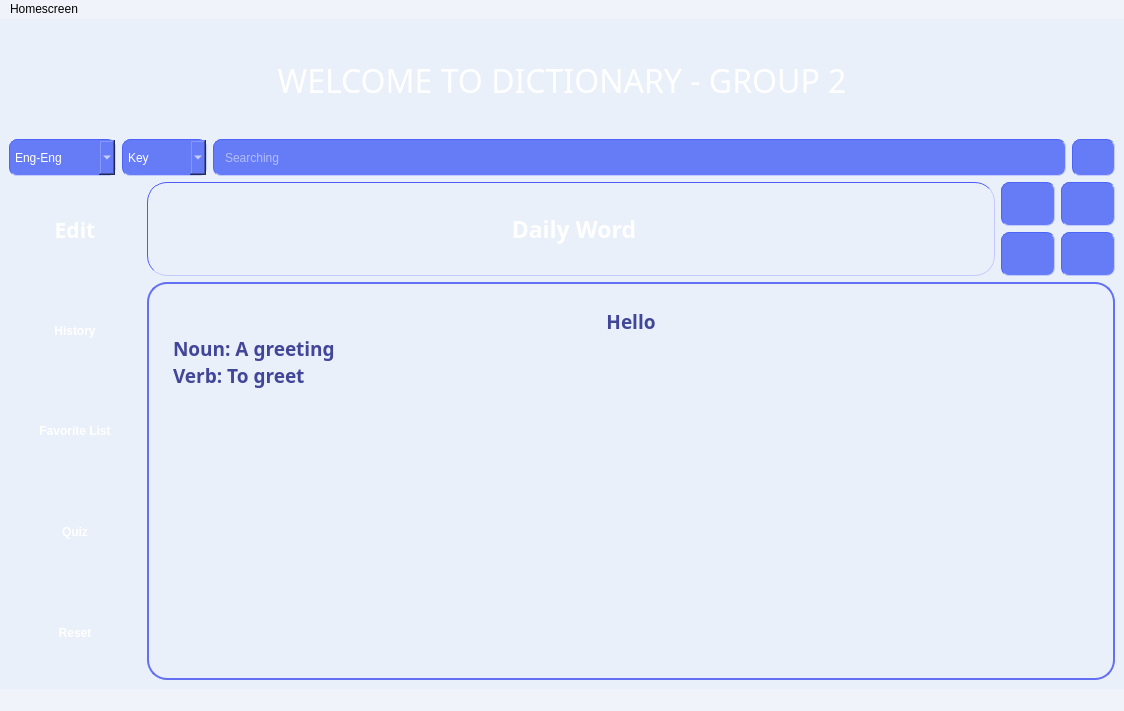
This is mainwindow.ui in OHonSam/CS163_Group2_Dictionary as Qt 5 draws it before an edit. The edited form follows.
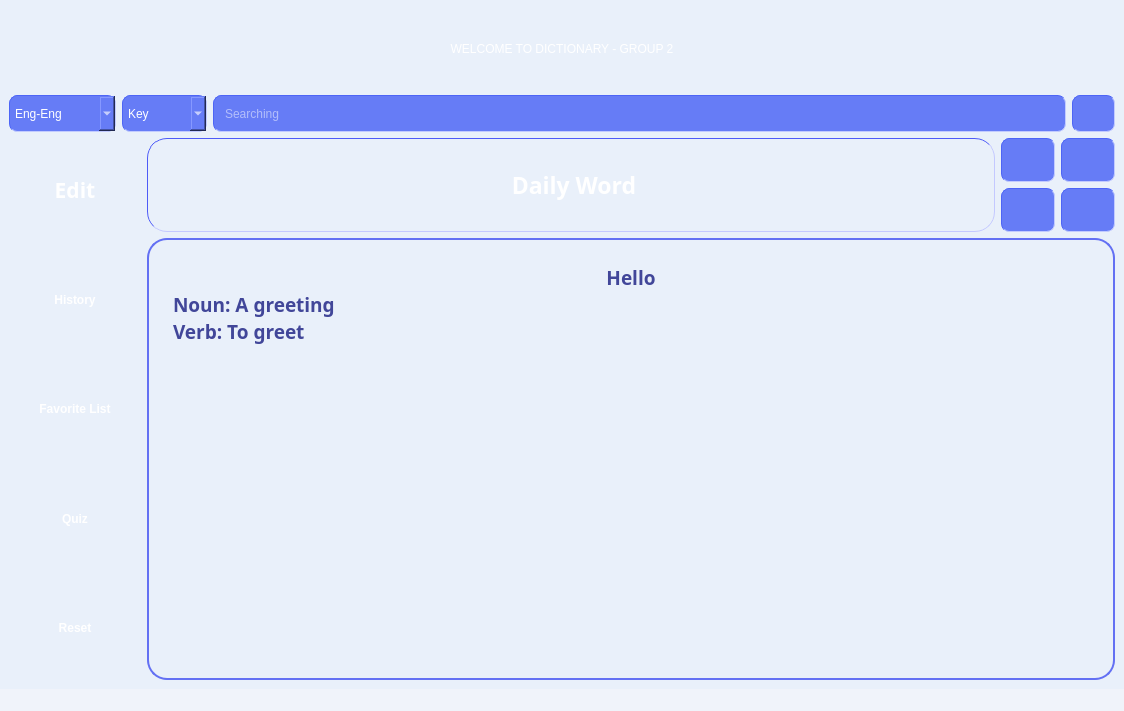
This is the edited form. Icons and pictures are not drawn.

Commit message: Add Screen View, Favlist, Edit, Search Res, change title to qpushbutton

What changed in the file:
```diff
--- a/mainwindow.ui
+++ b/mainwindow.ui
@@ -219,30 +219,18 @@
     <item row="0" column="0" colspan="2">
      <layout class="QGridLayout" name="gridLayout">
       <item row="0" column="0">
-       <widget class="QLabel" name="title">
-        <property name="sizePolicy">
-         <sizepolicy hsizetype="Preferred" vsizetype="Preferred">
-          <horstretch>0</horstretch>
-          <verstretch>0</verstretch>
-         </sizepolicy>
-        </property>
-        <property name="font">
-         <font>
-          <family>Audiowide</family>
-         </font>
-        </property>
+       <widget class="QPushButton" name="pushButton_11">
         <property name="styleSheet">
          <string notr="true">padding: 30px;
 border-radius: 20px;
   min-height: 20px;
   min-width: 20px;
-background-image: url(:/background/images/bg/intro bg.png);</string>
+background-image: url(:/background/images/bg/intro bg.png);
+color: white;
+font: 24pt &quot;Audiowide&quot;;</string>
         </property>
         <property name="text">
-         <string>&lt;html&gt;&lt;head/&gt;&lt;body&gt;&lt;p align=&quot;center&quot;&gt;&lt;span style=&quot; font-size:24pt; color:#ffffff;&quot;&gt;WELCOME TO DICTIONARY - GROUP 2&lt;/span&gt;&lt;/p&gt;&lt;/body&gt;&lt;/html&gt;</string>
-        </property>
-        <property name="alignment">
-         <set>Qt::AlignCenter</set>
+         <string>WELCOME TO DICTIONARY - GROUP 2</string>
         </property>
        </widget>
       </item>
@@ -614,22 +602,6 @@
    </layout>
   </widget>
   <widget class="QStatusBar" name="statusbar"/>
-  <widget class="QMenuBar" name="menubar">
-   <property name="geometry">
-    <rect>
-     <x>0</x>
-     <y>0</y>
-     <width>1124</width>
-     <height>21</height>
-    </rect>
-   </property>
-   <widget class="QMenu" name="menuHomescreen">
-    <property name="title">
-     <string>Homescreen</string>
-    </property>
-   </widget>
-   <addaction name="menuHomescreen"/>
-  </widget>
  </widget>
  <resources>
   <include location="resources.qrc"/>
```
The commit also changes 18 other files.
